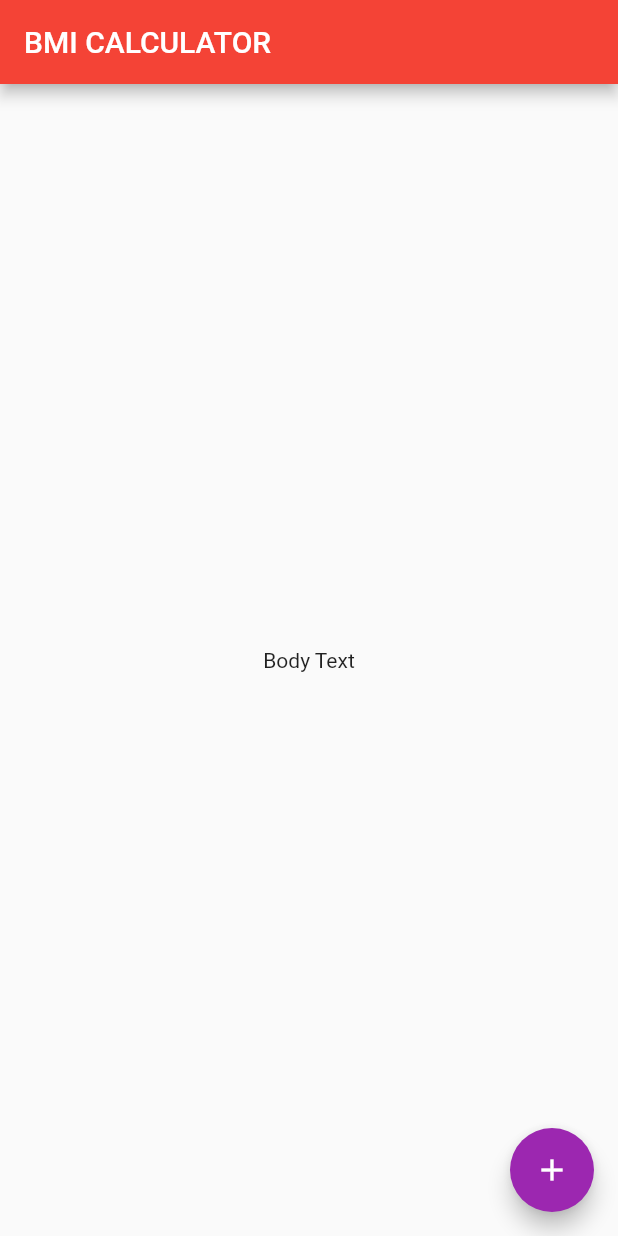
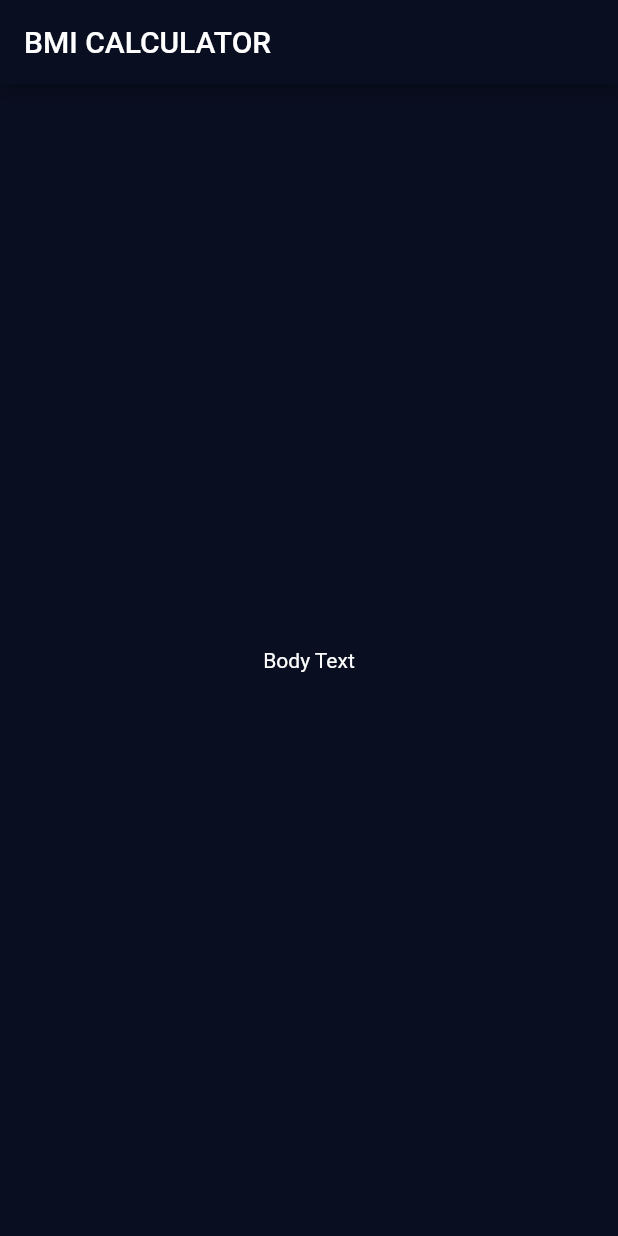
Before and after one commit to miller7777777/bmi-calculator-flutter-master, a Flutter app: the screen it shows after launch, on a phone screen of 412 x 824 dp. Run offline on Flutter 3.47's test engine with Material 2 defaults, Android fonts, the phone set to English and light mode, and no system bars.

Commit message:
Сделали макет первого экрана, отрефакторили код дерева виджетов.

```diff
--- a/lib/main.dart
+++ b/lib/main.dart
@@ -1,4 +1,5 @@
 import 'package:flutter/material.dart';
+import 'input_page.dart';
 
 void main() => runApp(BMICalculator());
 
@@ -6,33 +7,11 @@ class BMICalculator extends StatelessWidget {
   @override
   Widget build(BuildContext context) {
     return MaterialApp(
-      theme: ThemeData(
-        primaryColor: Colors.red,
-        accentColor: Colors.purple,
+      theme: ThemeData.dark().copyWith(
+        primaryColor: Color(0xFF0A0E21),
+        scaffoldBackgroundColor: Color(0xFF0A0E21),
       ),
       home: InputPage(),
     );
   }
 }
-
-class InputPage extends StatefulWidget {
-  @override
-  _InputPageState createState() => _InputPageState();
-}
-
-class _InputPageState extends State<InputPage> {
-  @override
-  Widget build(BuildContext context) {
-    return Scaffold(
-      appBar: AppBar(
-        title: Text('BMI CALCULATOR'),
-      ),
-      body: Center(
-        child: Text('Body Text'),
-      ),
-      floatingActionButton: FloatingActionButton(
-        child: Icon(Icons.add),
-      ),
-    );
-  }
-}
```
